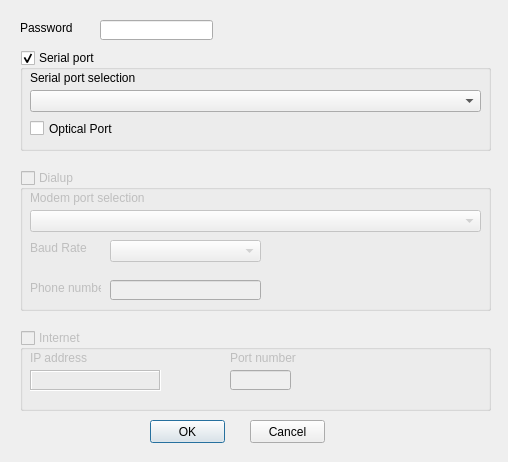
The window that connect.ui (nmacs/metcom) describes before a commit, drawn with Qt 5.
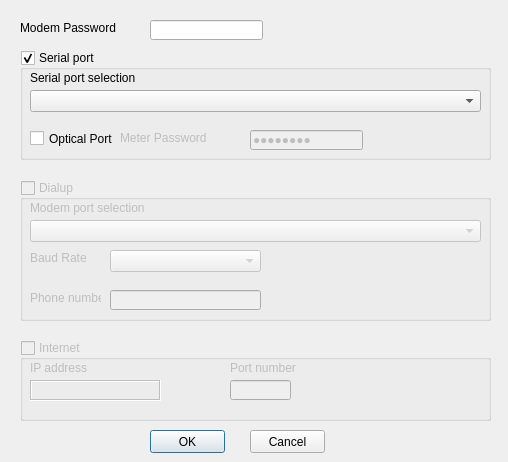
The same window after the commit. Custom widgets are drawn as their Qt base class.

Patch:
```diff
--- a/connect.ui
+++ b/connect.ui
@@ -18,12 +18,12 @@
     <rect>
      <x>20</x>
      <y>20</y>
-     <width>71</width>
+     <width>120</width>
      <height>16</height>
     </rect>
    </property>
    <property name="text">
-    <string>Password</string>
+    <string>Modem Password</string>
    </property>
   </widget>
   <widget class="QGroupBox" name="groupSerialPort">
@@ -32,7 +32,7 @@
      <x>20</x>
      <y>50</y>
      <width>471</width>
-     <height>101</height>
+     <height>110</height>
     </rect>
    </property>
    <property name="title">
@@ -68,8 +68,8 @@
     <property name="geometry">
      <rect>
       <x>10</x>
-      <y>70</y>
-      <width>161</width>
+      <y>80</y>
+      <width>111</width>
       <height>17</height>
      </rect>
     </property>
@@ -77,6 +77,41 @@
      <string>Optical Port</string>
     </property>
    </widget>
+   <widget class="QLineEdit" name="txtMeterPassword">
+    <property name="enabled">
+     <bool>false</bool>
+    </property>
+    <property name="geometry">
+     <rect>
+      <x>230</x>
+      <y>80</y>
+      <width>113</width>
+      <height>20</height>
+     </rect>
+    </property>
+    <property name="text">
+     <string>00000000</string>
+    </property>
+    <property name="echoMode">
+     <enum>QLineEdit::Password</enum>
+    </property>
+   </widget>
+   <widget class="QLabel" name="lblMeterPassword">
+    <property name="enabled">
+     <bool>false</bool>
+    </property>
+    <property name="geometry">
+     <rect>
+      <x>100</x>
+      <y>80</y>
+      <width>120</width>
+      <height>16</height>
+     </rect>
+    </property>
+    <property name="text">
+     <string>Meter Password</string>
+    </property>
+   </widget>
   </widget>
   <widget class="QGroupBox" name="groupDialup">
    <property name="enabled">
@@ -85,7 +120,7 @@
    <property name="geometry">
     <rect>
      <x>20</x>
-     <y>170</y>
+     <y>180</y>
      <width>471</width>
      <height>141</height>
     </rect>
@@ -175,7 +210,7 @@
   <widget class="QLineEdit" name="txtPassword">
    <property name="geometry">
     <rect>
-     <x>100</x>
+     <x>150</x>
      <y>20</y>
      <width>113</width>
      <height>20</height>
@@ -192,7 +227,7 @@
    <property name="geometry">
     <rect>
      <x>20</x>
-     <y>330</y>
+     <y>340</y>
      <width>471</width>
      <height>81</height>
     </rect>
@@ -263,7 +298,7 @@
    <property name="geometry">
     <rect>
      <x>150</x>
-     <y>420</y>
+     <y>430</y>
      <width>75</width>
      <height>23</height>
     </rect>
@@ -276,7 +311,7 @@
    <property name="geometry">
     <rect>
      <x>250</x>
-     <y>420</y>
+     <y>430</y>
      <width>75</width>
      <height>23</height>
     </rect>
```
Left out of the diff: 2 changed lines with no effect on the pictures.
